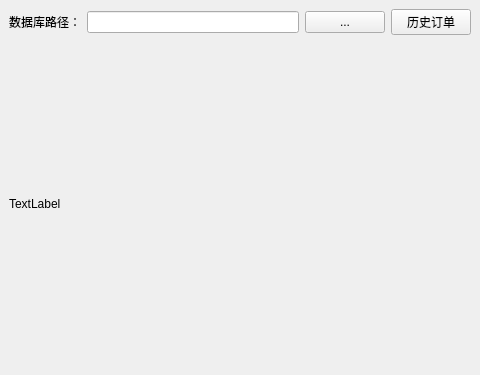
Before: the Qt Designer form gui/mainWindow.ui in RainRainLiu/AnnaerTools, drawn with Qt 5.
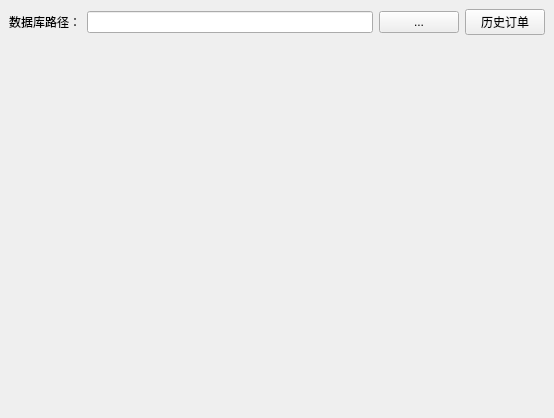
After: the same form once the commit is applied.

Patch:
```diff
--- a/gui/mainWindow.ui
+++ b/gui/mainWindow.ui
@@ -6,8 +6,8 @@
    <rect>
     <x>0</x>
     <y>0</y>
-    <width>480</width>
-    <height>375</height>
+    <width>554</width>
+    <height>418</height>
    </rect>
   </property>
   <property name="windowTitle">
@@ -44,11 +44,7 @@
      </widget>
     </item>
     <item row="1" column="0" colspan="2">
-     <widget class="QLabel" name="label_2">
-      <property name="text">
-       <string>TextLabel</string>
-      </property>
-     </widget>
+     <widget class="QWidget" name="widget" native="true"/>
     </item>
    </layout>
   </widget>
```
